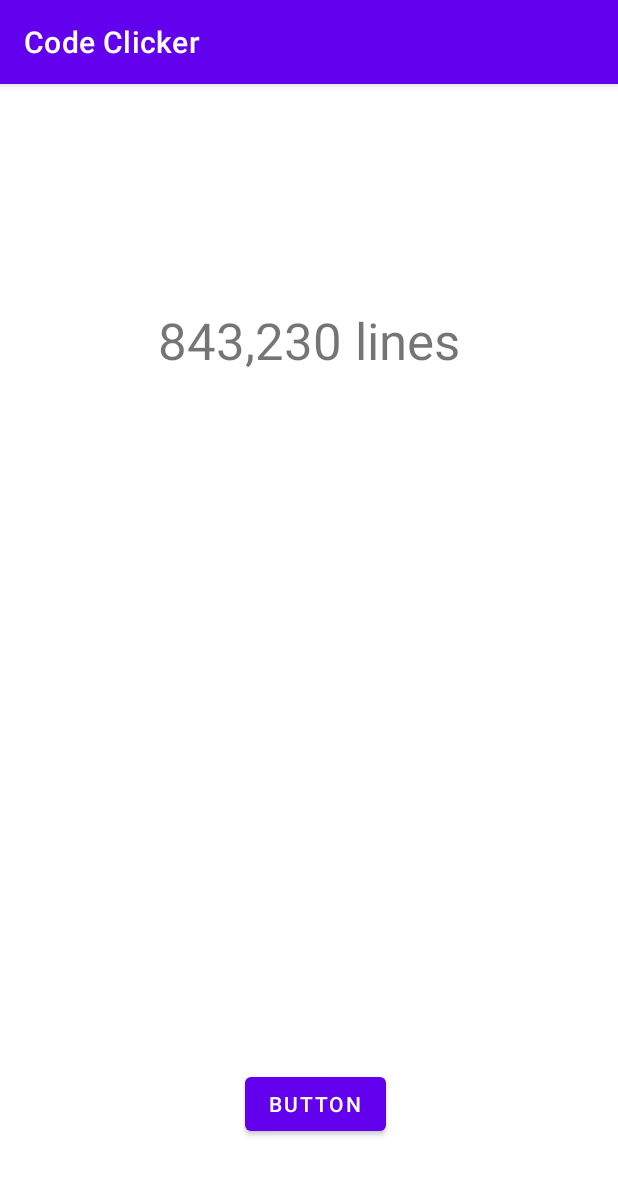
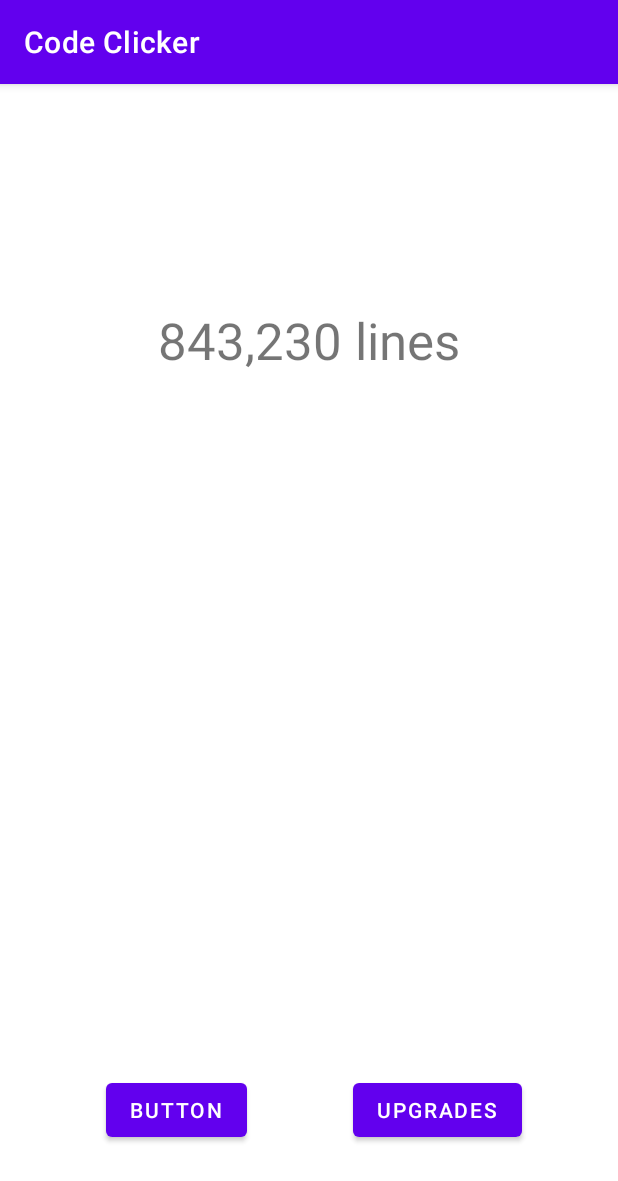
Before and after one commit to akkanben/code-clicker, an Android app: the screen it shows after launch (MainActivity), on a phone screen of 412 x 824 dp. Shown: the top 1181 px of the screen. Run offline under Robolectric (Android 15) with nearby library versions, the phone set to English and light mode, and no system bars.

Commit message:
added menu, recyclerView and fragments

```diff
--- a/app/build.gradle
+++ b/app/build.gradle
@@ -32,6 +32,7 @@ dependencies {
     implementation 'androidx.appcompat:appcompat:1.4.1'
     implementation 'com.google.android.material:material:1.5.0'
     implementation 'androidx.constraintlayout:constraintlayout:2.1.3'
+    implementation 'androidx.legacy:legacy-support-v4:1.0.0'
     testImplementation 'junit:junit:4.13.2'
     androidTestImplementation 'androidx.test.ext:junit:1.1.3'
     androidTestImplementation 'androidx.test.espresso:espresso-core:3.4.0'
--- a/app/src/main/java/com/crudalchemy/codeclicker/MainActivity.java
+++ b/app/src/main/java/com/crudalchemy/codeclicker/MainActivity.java
@@ -2,10 +2,12 @@ package com.crudalchemy.codeclicker;
 
 import androidx.appcompat.app.AppCompatActivity;
 
+import android.content.Intent;
 import android.os.Bundle;
 import android.widget.Button;
 import android.widget.TextView;
 
+import com.crudalchemy.codeclicker.activity.UpgradeMenuActivity;
 import com.crudalchemy.codeclicker.utility.LargeNumbers;
 
 public class MainActivity extends AppCompatActivity {
@@ -24,6 +26,7 @@ public class MainActivity extends AppCompatActivity {
         setContentView(R.layout.layout_activity_main);
         tickerTextView = findViewById(R.id.text_view_main_activity_counter);
         setupClick();
+        setupUpgradeButton();
         gameLoop = new GameLoop("game");
         gameLoop.start();
     }
@@ -79,5 +82,14 @@ public class MainActivity extends AppCompatActivity {
         });
     }
 
+    private void setupUpgradeButton()
+    {
+        Button button = findViewById(R.id.button_main_activity_upgrades);
+        button.setOnClickListener(view ->
+        {
+            Intent goToUpgrades = new Intent(MainActivity.this, UpgradeMenuActivity.class);
+            startActivity(goToUpgrades);
+        });
+    }
 
 }
--- a/app/src/main/res/layout/layout_activity_main.xml
+++ b/app/src/main/res/layout/layout_activity_main.xml
@@ -21,10 +21,19 @@
         android:id="@+id/button_main_activity_click"
         android:layout_width="wrap_content"
         android:layout_height="wrap_content"
-        android:layout_marginBottom="64dp"
+        android:layout_marginBottom="60dp"
         android:text="Button"
         app:layout_constraintBottom_toBottomOf="parent"
-        app:layout_constraintEnd_toEndOf="parent"
-        app:layout_constraintHorizontal_bias="0.514"
+        app:layout_constraintEnd_toStartOf="@+id/button_main_activity_upgrades"
         app:layout_constraintStart_toStartOf="parent" />
+
+    <Button
+        android:id="@+id/button_main_activity_upgrades"
+        android:layout_width="wrap_content"
+        android:layout_height="wrap_content"
+        android:layout_marginEnd="64dp"
+        android:layout_marginBottom="60dp"
+        android:text="Upgrades"
+        app:layout_constraintBottom_toBottomOf="parent"
+        app:layout_constraintEnd_toEndOf="parent" />
 </androidx.constraintlayout.widget.ConstraintLayout>
```
Also changed, not shown: app/src/main/AndroidManifest.xml (+7 -0 lines), app/src/main/java/com/crudalchemy/codeclicker/activity/UpgradeMenuActivity.java (added, +50 -0 lines), app/src/main/java/com/crudalchemy/codeclicker/adapter/UpgradeMenuRecyclerViewAdapter.java (added, +61 -0 lines), app/src/main/java/com/crudalchemy/codeclicker/fragment/UpgradeItemFragment.java (added, +36 -0 lines), app/src/main/res/layout/activity_upgrade_menu.xml (added, +23 -0 lines), app/src/main/res/layout/activity_upgrade_menu_recycler_view_adapter.xml (added, +9 -0 lines), app/src/main/res/layout/fragment_upgrade_item.xml (added, +42 -0 lines), app/src/main/res/drawable/computer.png (added).
